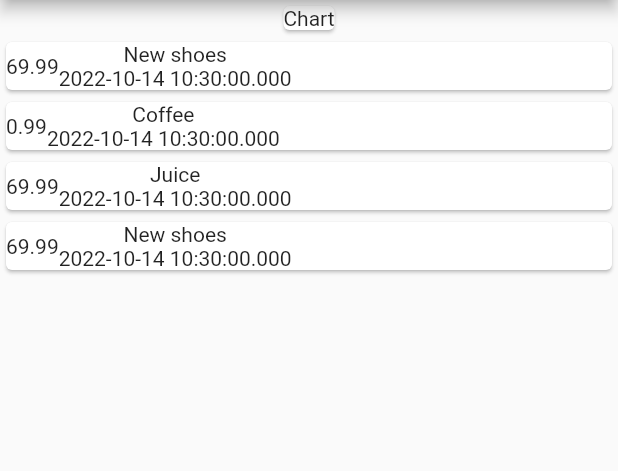
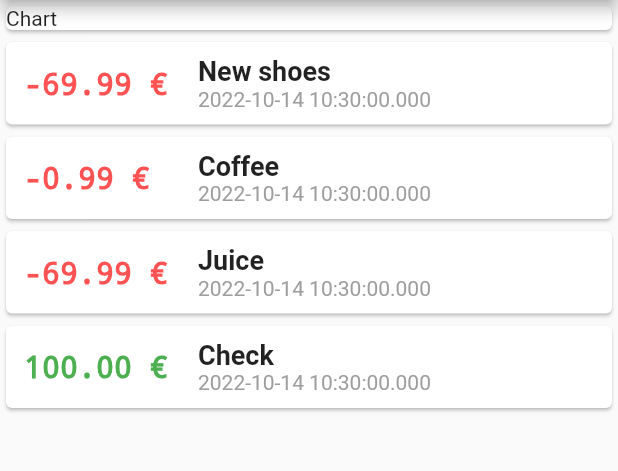
Before and after one commit to niktekusho/personal_expenses, a Flutter app: the screen it shows after launch, on a phone screen of 412 x 824 dp, the part 84-555 px from its top. Run offline on Flutter 3.47's test engine with Material 2 defaults, Android fonts, the phone set to English and light mode, and no system bars.

Commit message:
App improvements:
- Better styling
- Visual indication of earnings and expenses

```diff
--- a/lib/main.dart
+++ b/lib/main.dart
@@ -1,4 +1,5 @@
 import 'package:flutter/material.dart';
+import 'package:flutter/rendering.dart';
 import 'transaction.dart';
 
 void main() {
@@ -23,11 +24,10 @@ class PersonalExpensesApp extends StatelessWidget {
 class ExpensesMainPage extends StatelessWidget {
   final List<Transaction> transactions = [
     Transaction(
-        title: 'New shoes', id: 't1', amount: 69.99, date: DateTime.now()),
-    Transaction(title: 'Coffee', id: 't2', amount: 0.99, date: DateTime.now()),
-    Transaction(title: 'Juice', id: 't3', amount: 69.99, date: DateTime.now()),
-    Transaction(
-        title: 'New shoes', id: 't4', amount: 69.99, date: DateTime.now()),
+        title: 'New shoes', id: 't1', amount: -69.99, date: DateTime.now()),
+    Transaction(title: 'Coffee', id: 't2', amount: -0.99, date: DateTime.now()),
+    Transaction(title: 'Juice', id: 't3', amount: -69.99, date: DateTime.now()),
+    Transaction(title: 'Check', id: 't4', amount: 100, date: DateTime.now()),
   ];
 
   ExpensesMainPage({super.key});
@@ -36,14 +36,45 @@ class ExpensesMainPage extends StatelessWidget {
   Widget build(BuildContext context) {
     final transactionWidgets = transactions.map((transaction) => Card(
           child: Row(
+            // mainAxisAlignment: MainAxisAlignment.start,
+            // crossAxisAlignment: CrossAxisAlignment.end,
             children: [
               Container(
-                child: Text(transaction.amount.toString()),
+                // color: Colors.red,
+                // alignment: Alignment.centerLeft,
+
+                // TODO: not very good. Probably a better layout would be a grid!
+                width: 120,
+                margin: EdgeInsets.all(4),
+                padding: EdgeInsets.symmetric(vertical: 12, horizontal: 8),
+                child: Text('${transaction.amount.toStringAsFixed(2)} €',
+                    textAlign: TextAlign.left,
+                    style: TextStyle(
+                      fontWeight: FontWeight.bold,
+                      fontSize: 20,
+                      fontFamily: 'monospace',
+                      color: transaction.isExpense
+                          ? Colors.redAccent
+                          : Colors.green,
+                    )),
               ),
               Column(
+                mainAxisAlignment: MainAxisAlignment.spaceEvenly,
+                crossAxisAlignment: CrossAxisAlignment.start,
                 children: [
-                  Text(transaction.title),
-                  Text(transaction.date.toString()),
+                  Text(
+                    transaction.title,
+                    style: TextStyle(
+                      fontSize: 18,
+                      fontWeight: FontWeight.bold,
+                    ),
+                  ),
+                  Text(
+                    transaction.date.toString(),
+                    style: TextStyle(
+                      color: Colors.grey,
+                    ),
+                  ),
                 ],
               ),
             ],
@@ -54,12 +85,15 @@ class ExpensesMainPage extends StatelessWidget {
       appBar: AppBar(
         title: const Text('Personal Expenses'),
       ),
-      body: Column(children: [
-        Card(
-          child: Text('Chart'),
-        ),
-        ...transactionWidgets,
-      ]),
+      body: Column(
+          // mainAxisAlignment: MainAxisAlignment.spaceAround,
+          crossAxisAlignment: CrossAxisAlignment.stretch,
+          children: [
+            Card(
+              child: Text('Chart'),
+            ),
+            ...transactionWidgets,
+          ]),
     );
   }
 }
--- a/lib/transaction.dart
+++ b/lib/transaction.dart
@@ -11,6 +11,10 @@ class Transaction {
     required this.date,
   });
 
+  bool get isExpense {
+    return amount < 0;
+  }
+
   // Transaction.copy(Transaction otherTransaction)
   //     : this(
   //           amount: otherTransaction.amount,
```
